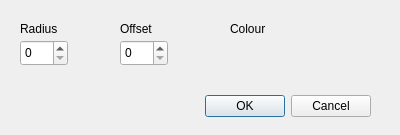
Above: src/dialogs/dropshadowdialog.ui from PhotoFlare/photoflare before the change. Below: the same form after it.
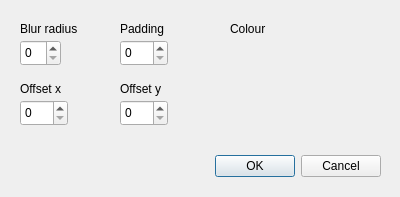
That is the form after the change. Custom widgets are drawn as their Qt base class.

Commit message: Finish dropshadowdialog features

```diff
--- a/src/dialogs/dropshadowdialog.ui
+++ b/src/dialogs/dropshadowdialog.ui
@@ -7,7 +7,7 @@
     <x>0</x>
     <y>0</y>
     <width>400</width>
-    <height>135</height>
+    <height>197</height>
    </rect>
   </property>
   <property name="windowTitle">
@@ -16,8 +16,8 @@
   <widget class="QDialogButtonBox" name="buttonBox">
    <property name="geometry">
     <rect>
-     <x>30</x>
-     <y>90</y>
+     <x>40</x>
+     <y>150</y>
      <width>341</width>
      <height>32</height>
     </rect>
@@ -34,12 +34,12 @@
     <rect>
      <x>20</x>
      <y>20</y>
-     <width>67</width>
+     <width>81</width>
      <height>17</height>
     </rect>
    </property>
    <property name="text">
-    <string>Radius</string>
+    <string>Blur radius</string>
    </property>
   </widget>
   <widget class="QLabel" name="label_2">
@@ -52,7 +52,7 @@
     </rect>
    </property>
    <property name="text">
-    <string>Offset</string>
+    <string>Padding</string>
    </property>
   </widget>
   <widget class="QLabel" name="label_3">
@@ -73,7 +73,7 @@
     <rect>
      <x>20</x>
      <y>40</y>
-     <width>48</width>
+     <width>41</width>
      <height>26</height>
     </rect>
    </property>
@@ -98,6 +98,52 @@
     </rect>
    </property>
   </widget>
+  <widget class="QLabel" name="label_4">
+   <property name="geometry">
+    <rect>
+     <x>20</x>
+     <y>80</y>
+     <width>67</width>
+     <height>17</height>
+    </rect>
+   </property>
+   <property name="text">
+    <string>Offset x</string>
+   </property>
+  </widget>
+  <widget class="QLabel" name="label_5">
+   <property name="geometry">
+    <rect>
+     <x>120</x>
+     <y>80</y>
+     <width>67</width>
+     <height>17</height>
+    </rect>
+   </property>
+   <property name="text">
+    <string>Offset y</string>
+   </property>
+  </widget>
+  <widget class="QSpinBox" name="offsetxValue">
+   <property name="geometry">
+    <rect>
+     <x>20</x>
+     <y>100</y>
+     <width>48</width>
+     <height>26</height>
+    </rect>
+   </property>
+  </widget>
+  <widget class="QSpinBox" name="offsetyValue">
+   <property name="geometry">
+    <rect>
+     <x>120</x>
+     <y>100</y>
+     <width>48</width>
+     <height>26</height>
+    </rect>
+   </property>
+  </widget>
  </widget>
  <customwidgets>
   <customwidget>
```
Left out of the diff: 2 changed lines with no effect on the pictures. The commit also changes 7 other files.
